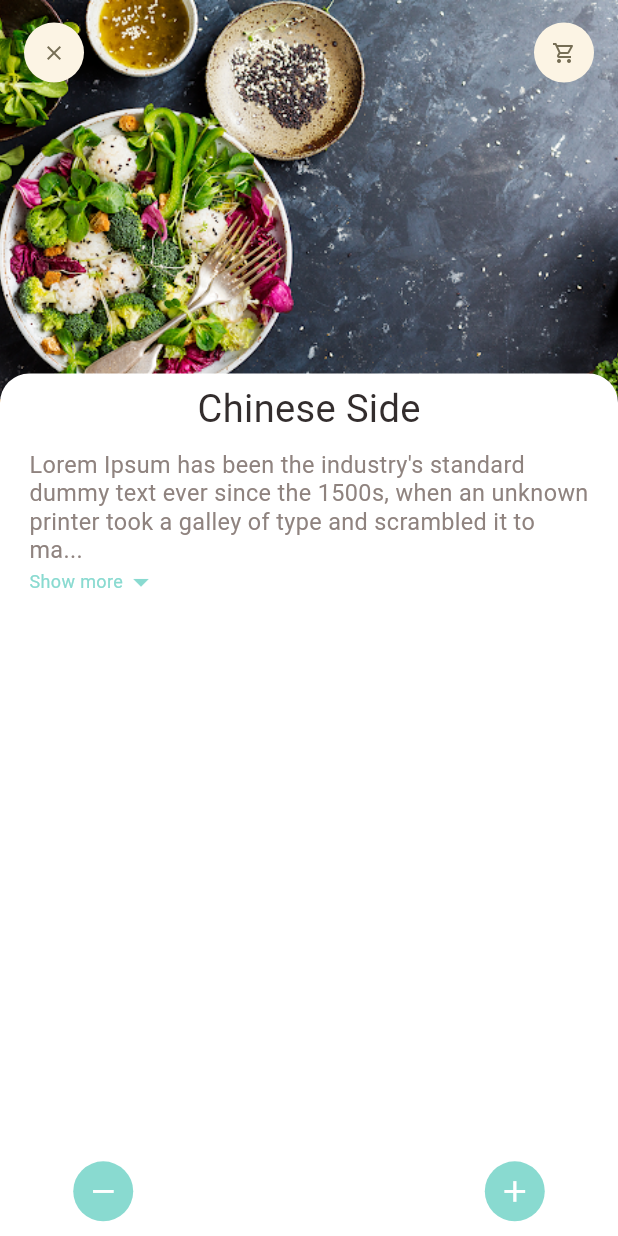
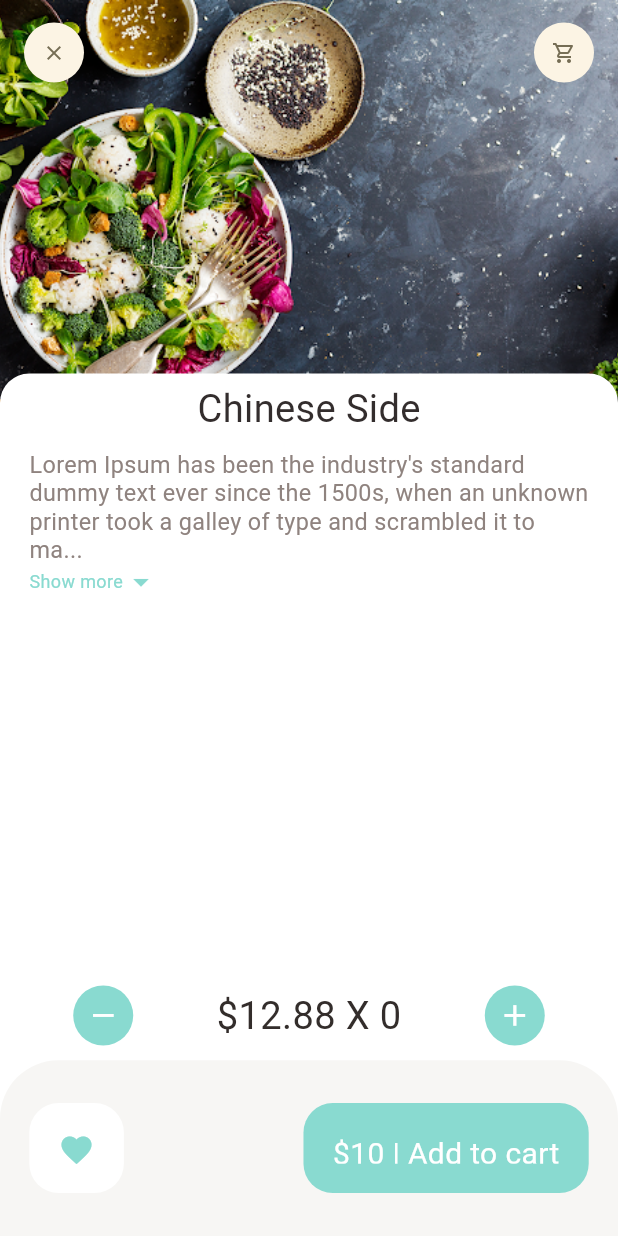
Before and after one commit to aliozer0/Food-Delivery-App, a Flutter app: the screen it shows after launch, on a phone screen of 412 x 824 dp. Run offline on Flutter 3.47's test engine with Material 2 defaults, Android fonts, the phone set to English and light mode, and no system bars; our stand-ins replace dots_indicator, get.

```diff
--- /dev/null
+++ b/lib/helper/dependencies.dart
@@ -0,0 +1,3 @@
+Future<void> init() async {
+
+}
--- a/lib/pages/food/recommended_food_detail.dart
+++ b/lib/pages/food/recommended_food_detail.dart
@@ -87,6 +87,11 @@ class RecommenedFoodDetail extends StatelessWidget {
                   iconColor: Colors.white,
                   backgroundColor: AppColors.mainColor,
                 ),
+                BigText(
+                  text: "\$12.88"+" X"+" 0",
+                  color: AppColors.mainBlackColor,
+                  size: Dimensions.font26,
+                ),
                 AppIcon(
                   icon: Icons.add,
                   iconColor: Colors.white,
@@ -96,6 +101,54 @@ class RecommenedFoodDetail extends StatelessWidget {
               ],
             ),
           ),
+          Container(
+            height: Dimensions.bottomHeightBar,
+            padding: EdgeInsets.only(
+              top: Dimensions.height30,
+              bottom: Dimensions.height30,
+              left: Dimensions.width20,
+              right: Dimensions.width20,
+            ),
+            decoration: BoxDecoration(
+              color: AppColors.buttonBackgroundColor,
+              borderRadius: BorderRadius.only(
+                topLeft: Radius.circular(Dimensions.radius20 * 2),
+                topRight: Radius.circular(Dimensions.radius20 * 2),
+              ),
+            ),
+            child: Row(
+              mainAxisAlignment: MainAxisAlignment.spaceBetween,
+              children: [
+                Container(
+                  padding: EdgeInsets.only(
+                    top: Dimensions.height20,
+                    bottom: Dimensions.height20,
+                    left: Dimensions.width20,
+                    right: Dimensions.width20,
+                  ),
+                  decoration: BoxDecoration(
+                    borderRadius: BorderRadius.circular(Dimensions.radius20),
+                    color: Colors.white,
+                  ),
+                  child:Icon(Icons.favorite,color: AppColors.mainColor,)
+                ),
+                Container(
+                  padding: EdgeInsets.only(
+                    top: Dimensions.height20,
+                    bottom: Dimensions.height20,
+                    left: Dimensions.width20,
+                    right: Dimensions.width20,
+                  ),
+                  child:
+                      BigText(text: "\$10 | Add to cart", color: Colors.white),
+                  decoration: BoxDecoration(
+                      borderRadius: BorderRadius.circular(Dimensions.radius20),
+                      color: AppColors.mainColor),
+                )
+              ],
+            ),
+          ),
+
         ],
       ),
     );
```
Also changed, not shown: lib/data/api/api_client.dart (added, +23 -0 lines), lib/data/repository/popular_product_repo.dart (added, +13 -0 lines).
